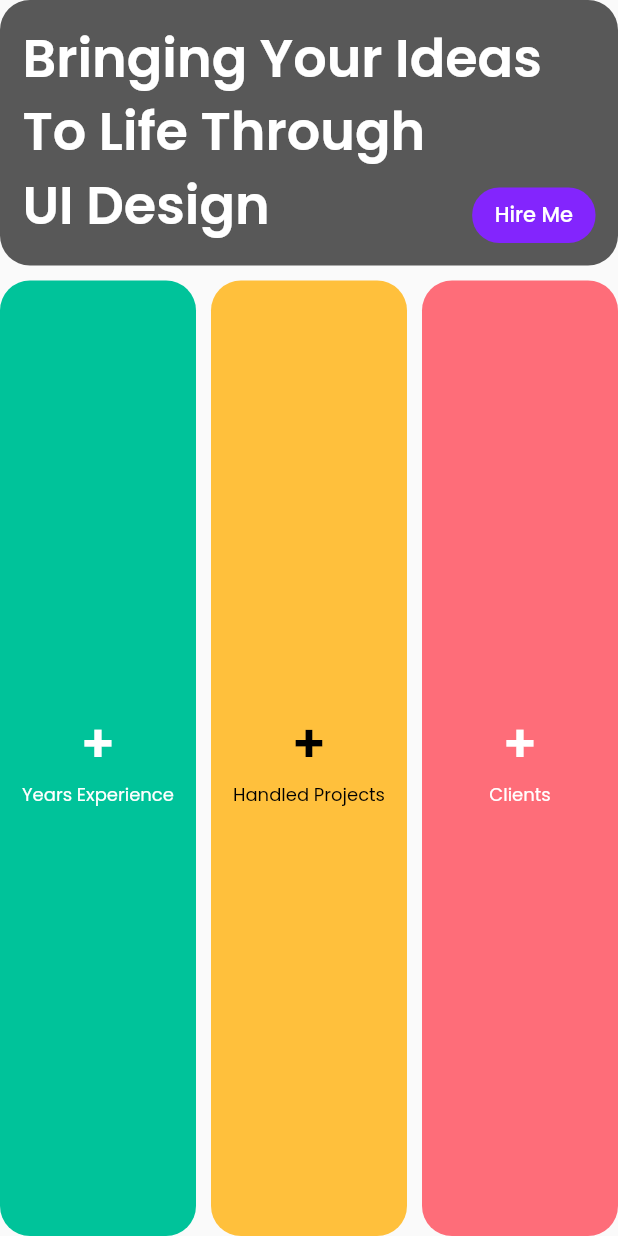
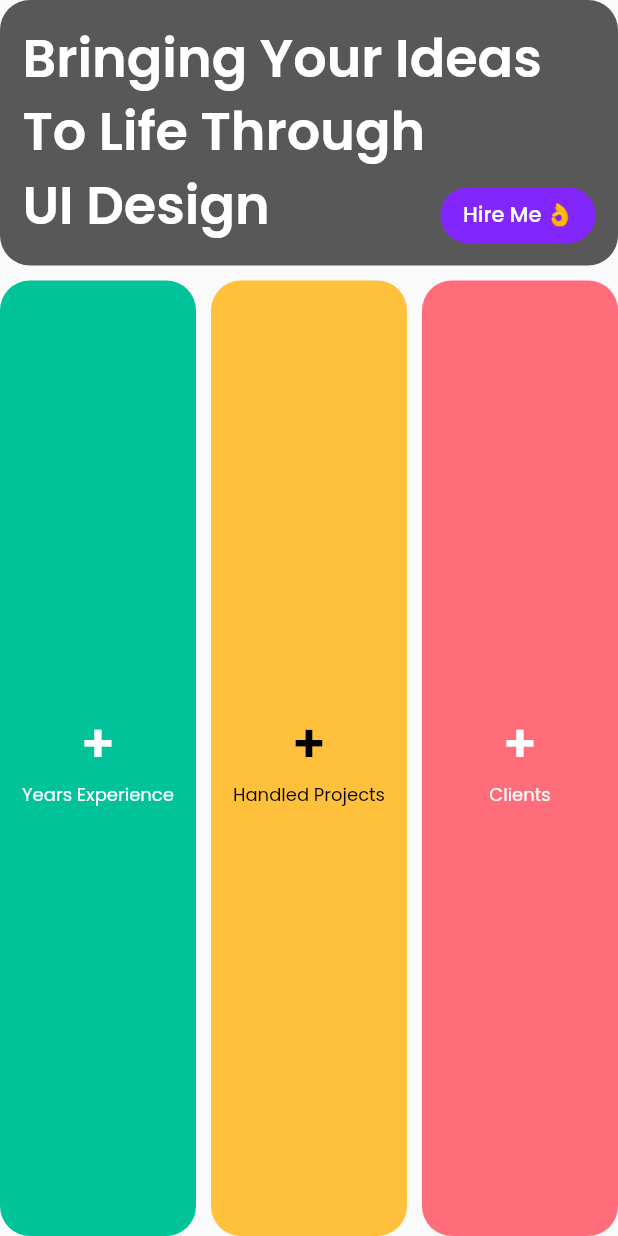
Before and after one commit to sam-shot/responsive_ui, a Flutter app: the DetailsSection widget shown alone on an empty page, opened directly with empty values, on a phone screen of 412 x 824 dp. Run offline on Flutter 3.47's test engine with Material 2 defaults, Android fonts, the light colour scheme and no system bars; our stand-ins replace google_fonts, stacked; accounts and stored records are empty.

Commit message:
Emoji added to hire me Button

```diff
--- a/lib/ui/views/home/widgets/details_section.dart
+++ b/lib/ui/views/home/widgets/details_section.dart
@@ -40,8 +40,11 @@ class DetailsSection extends StatelessWidget {
               Positioned(
                   right: 0,
                   bottom: 0,
-                  child: CustomButton(
-                    text: "Hire Me",
+                  child: InkWell(
+                    onTap: () {},
+                    child: CustomButton(
+                      text: "Hire Me 👌",
+                    ),
                   ))
             ],
           ),
```
